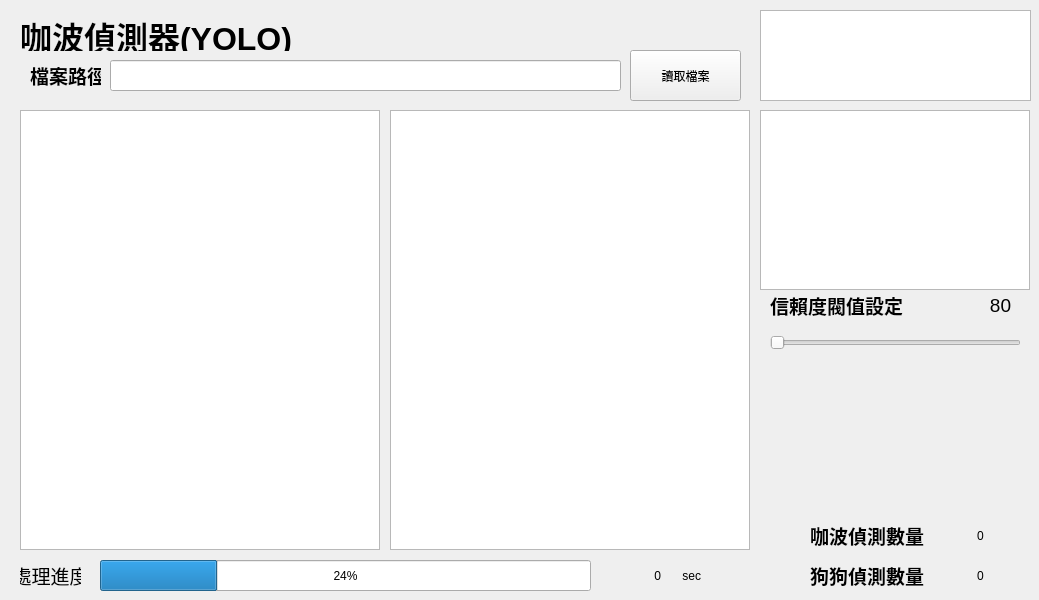
Old version of the form QT_capoo_finder/form.ui in the repository JIK-JHONG/side_project.
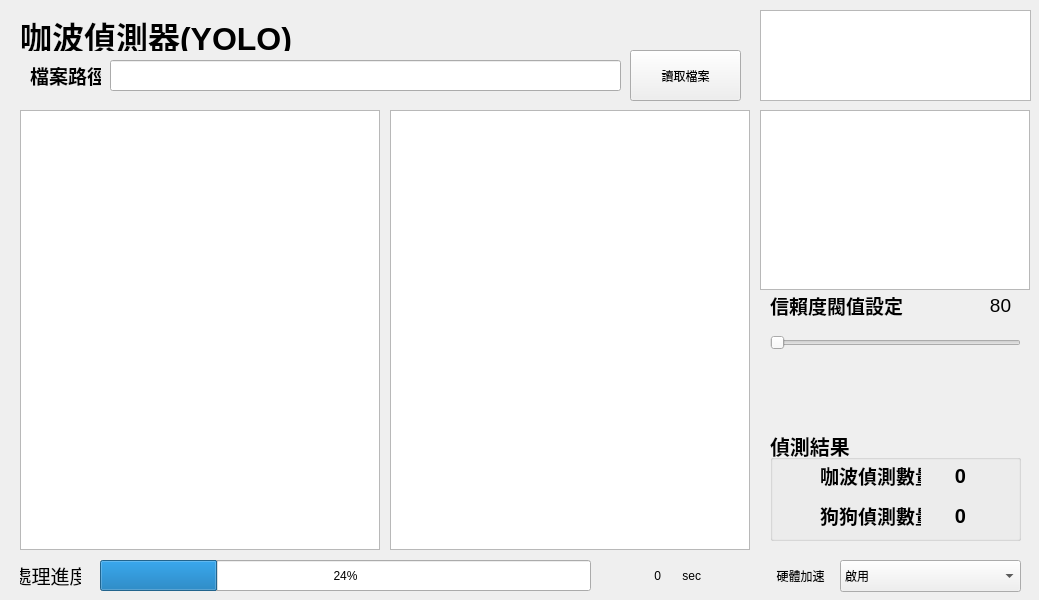
New version of the form. Icons and pictures are not drawn.

```diff
--- a/QT_capoo_finder/form.ui
+++ b/QT_capoo_finder/form.ui
@@ -213,76 +213,6 @@
     <set>Qt::AlignmentFlag::AlignCenter</set>
    </property>
   </widget>
-  <widget class="QLabel" name="label_6">
-   <property name="geometry">
-    <rect>
-     <x>810</x>
-     <y>560</y>
-     <width>121</width>
-     <height>31</height>
-    </rect>
-   </property>
-   <property name="font">
-    <font>
-     <pointsize>14</pointsize>
-     <bold>true</bold>
-    </font>
-   </property>
-   <property name="text">
-    <string>狗狗偵測數量</string>
-   </property>
-  </widget>
-  <widget class="QLabel" name="label_7">
-   <property name="geometry">
-    <rect>
-     <x>940</x>
-     <y>560</y>
-     <width>81</width>
-     <height>31</height>
-    </rect>
-   </property>
-   <property name="text">
-    <string>0</string>
-   </property>
-   <property name="alignment">
-    <set>Qt::AlignmentFlag::AlignCenter</set>
-   </property>
-  </widget>
-  <widget class="QLabel" name="label_10">
-   <property name="geometry">
-    <rect>
-     <x>810</x>
-     <y>520</y>
-     <width>121</width>
-     <height>31</height>
-    </rect>
-   </property>
-   <property name="font">
-    <font>
-     <pointsize>14</pointsize>
-     <bold>true</bold>
-    </font>
-   </property>
-   <property name="text">
-    <string>咖波偵測數量</string>
-   </property>
-  </widget>
-  <widget class="QLabel" name="label_11">
-   <property name="geometry">
-    <rect>
-     <x>940</x>
-     <y>520</y>
-     <width>81</width>
-     <height>31</height>
-    </rect>
-   </property>
-   <property name="text">
-    <string>0</string>
-   </property>
-   <property name="alignment">
-    <set>Qt::AlignmentFlag::AlignCenter</set>
-   </property>
-  </widget>
   <widget class="QLabel" name="label_12">
    <property name="geometry">
     <rect>
@@ -337,43 +267,168 @@
     <set>Qt::AlignmentFlag::AlignRight|Qt::AlignmentFlag::AlignTrailing|Qt::AlignmentFlag::AlignVCenter</set>
    </property>
   </widget>
-  <widget class="QLabel" name="label_13">
+  <widget class="QGroupBox" name="groupBox">
    <property name="geometry">
     <rect>
      <x>770</x>
-     <y>520</y>
-     <width>31</width>
-     <height>28</height>
+     <y>430</y>
+     <width>251</width>
+     <height>111</height>
+    </rect>
+   </property>
+   <property name="font">
+    <font>
+     <pointsize>15</pointsize>
+     <bold>true</bold>
+    </font>
+   </property>
+   <property name="title">
+    <string>偵測結果</string>
+   </property>
+   <widget class="QLabel" name="label_13">
+    <property name="geometry">
+     <rect>
+      <x>10</x>
+      <y>30</y>
+      <width>31</width>
+      <height>28</height>
+     </rect>
+    </property>
+    <property name="text">
+     <string/>
+    </property>
+    <property name="pixmap">
+     <pixmap>src/images/icon_capoo.png</pixmap>
+    </property>
+    <property name="scaledContents">
+     <bool>true</bool>
+    </property>
+   </widget>
+   <widget class="QLabel" name="label_14">
+    <property name="geometry">
+     <rect>
+      <x>10</x>
+      <y>70</y>
+      <width>31</width>
+      <height>28</height>
+     </rect>
+    </property>
+    <property name="text">
+     <string/>
+    </property>
+    <property name="pixmap">
+     <pixmap>src/images/icon_dogdog.png</pixmap>
+    </property>
+    <property name="scaledContents">
+     <bool>true</bool>
+    </property>
+   </widget>
+   <widget class="QLabel" name="label_10">
+    <property name="geometry">
+     <rect>
+      <x>50</x>
+      <y>30</y>
+      <width>101</width>
+      <height>31</height>
+     </rect>
+    </property>
+    <property name="font">
+     <font>
+      <pointsize>14</pointsize>
+      <bold>true</bold>
+     </font>
+    </property>
+    <property name="text">
+     <string>咖波偵測數量</string>
+    </property>
+   </widget>
+   <widget class="QLabel" name="label_6">
+    <property name="geometry">
+     <rect>
+      <x>50</x>
+      <y>70</y>
+      <width>101</width>
+      <height>31</height>
+     </rect>
+    </property>
+    <property name="font">
+     <font>
+      <pointsize>14</pointsize>
+      <bold>true</bold>
+     </font>
+    </property>
+    <property name="text">
+     <string>狗狗偵測數量</string>
+    </property>
+   </widget>
+   <widget class="QLabel" name="label_11">
+    <property name="geometry">
+     <rect>
+      <x>150</x>
+      <y>30</y>
+      <width>81</width>
+      <height>31</height>
+     </rect>
+    </property>
+    <property name="text">
+     <string>0</string>
+    </property>
+    <property name="alignment">
+     <set>Qt::AlignmentFlag::AlignCenter</set>
+    </property>
+   </widget>
+   <widget class="QLabel" name="label_7">
+    <property name="geometry">
+     <rect>
+      <x>150</x>
+      <y>70</y>
+      <width>81</width>
+      <height>31</height>
+     </rect>
+    </property>
+    <property name="text">
+     <string>0</string>
+    </property>
+    <property name="alignment">
+     <set>Qt::AlignmentFlag::AlignCenter</set>
+    </property>
+   </widget>
+  </widget>
+  <widget class="QLabel" name="label_15">
+   <property name="geometry">
+    <rect>
+     <x>770</x>
+     <y>565</y>
+     <width>61</width>
+     <height>21</height>
     </rect>
    </property>
    <property name="text">
-    <string/>
+    <string>硬體加速</string>
    </property>
-   <property name="pixmap">
-    <pixmap>src/images/icon_capoo.png</pixmap>
-   </property>
-   <property name="scaledContents">
-    <bool>true</bool>
+   <property name="alignment">
+    <set>Qt::AlignmentFlag::AlignCenter</set>
    </property>
   </widget>
-  <widget class="QLabel" name="label_14">
+  <widget class="QComboBox" name="comboBox">
    <property name="geometry">
     <rect>
-     <x>770</x>
+     <x>840</x>
      <y>560</y>
-     <width>31</width>
-     <height>28</height>
+     <width>181</width>
+     <height>32</height>
     </rect>
    </property>
-   <property name="text">
-    <string/>
-   </property>
-   <property name="pixmap">
-    <pixmap>src/images/icon_dogdog.png</pixmap>
-   </property>
-   <property name="scaledContents">
-    <bool>true</bool>
-   </property>
+   <item>
+    <property name="text">
+     <string>啟用</string>
+    </property>
+   </item>
+   <item>
+    <property name="text">
+     <string>不啟用</string>
+    </property>
+   </item>
   </widget>
  </widget>
  <resources/>
```
Left out of the diff: 3 changed lines with no effect on the pictures.
